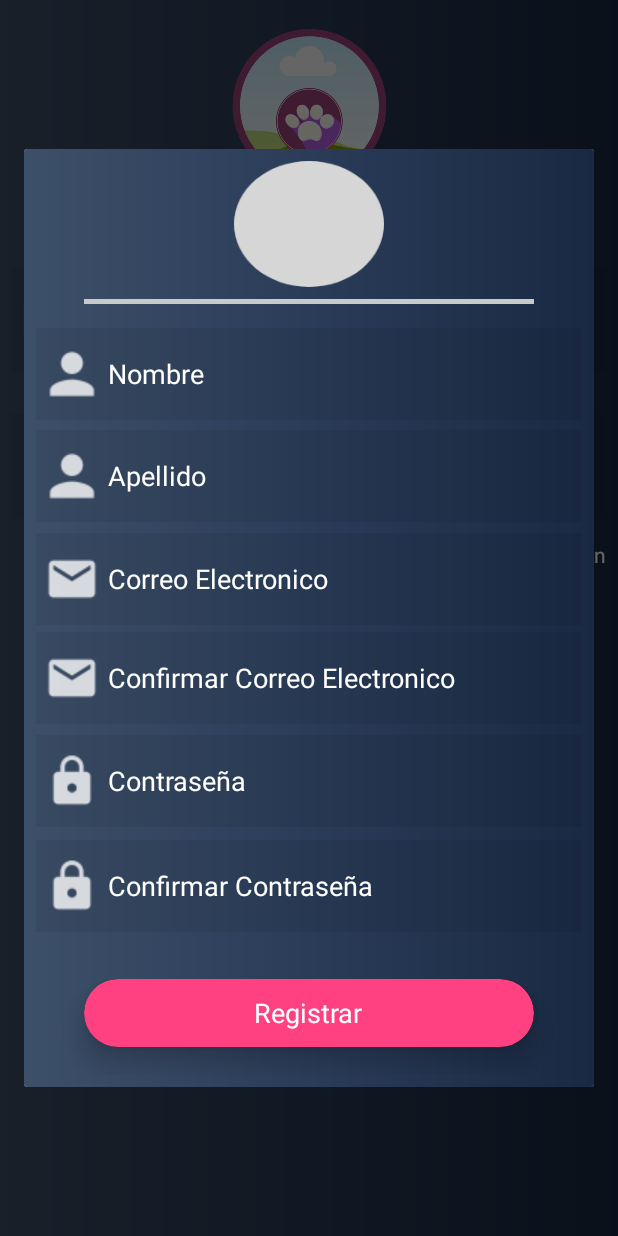
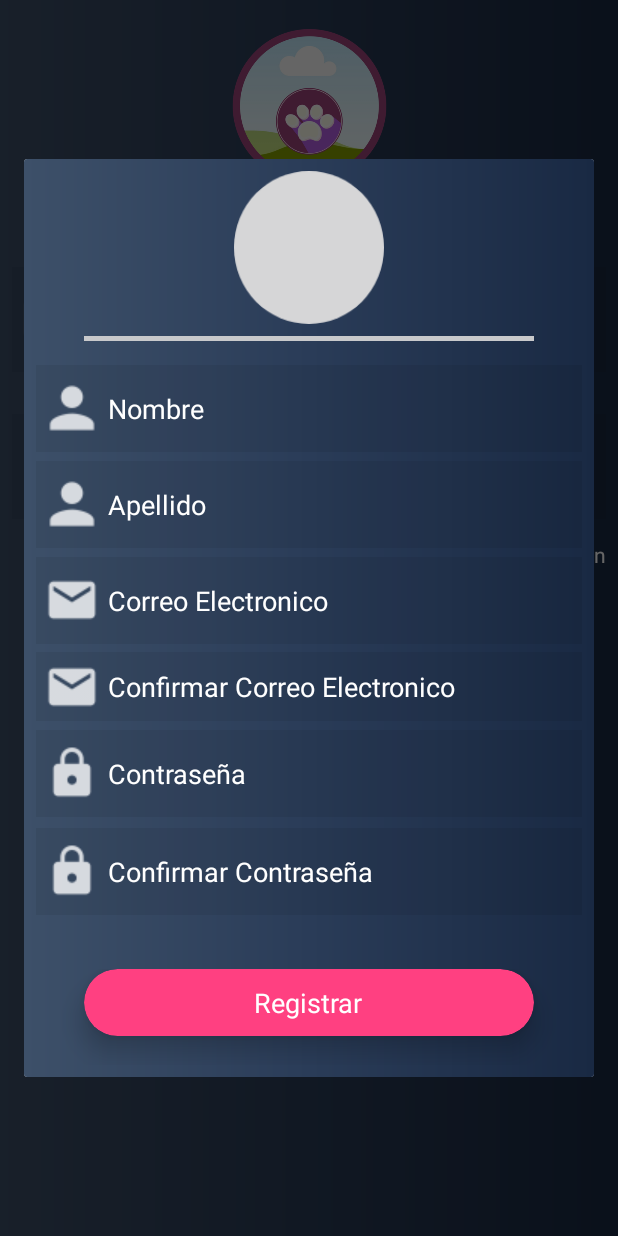
Before and after one commit to renzomolina/WIMP, an Android app: the screen it shows after launch (LoginActivity), after a tap on "Registrarse", on a phone screen of 412 x 824 dp. Run offline under Robolectric (Android 15) with nearby library versions, the phone set to English and light mode, and no system bars; our stand-ins replace Firebase (no records; nobody signed in at launch, a user with empty details on screens opened directly); libraries missing offline, so code that uses them is left out: com.facebook, com.facebook.login; plain views replace LoginButton; 4 statements that could not run were skipped.

```diff
--- a/app/src/main/java/actividades/Comentario.java
+++ b/app/src/main/java/Modelo/Comentario.java
@@ -1,4 +1,4 @@
-package actividades;
+package Modelo;
 
 import android.widget.ImageView;
 
--- a/app/src/main/java/actividades/Publicidad.java
+++ b/app/src/main/java/Modelo/Publicidad.java
@@ -1,4 +1,4 @@
-package actividades;
+package Modelo;
 
 /**
  * Created by dafunes on 12/10/2018.
--- a/app/src/main/java/actividades/SplashScreenActivity.java
+++ b/app/src/main/java/actividades/SplashScreenActivity.java
@@ -1,6 +1,7 @@
 package actividades;
 
 import android.content.Intent;
+import android.content.pm.ActivityInfo;
 import android.os.Bundle;
 import android.os.Handler;
 import android.support.v7.app.AppCompatActivity;
@@ -16,6 +17,7 @@ public class SplashScreenActivity extends AppCompatActivity {
     protected void onCreate(Bundle savedInstanceState) {
         super.onCreate(savedInstanceState);
         setContentView(R.layout.activity_splash_screen);
+        setRequestedOrientation(ActivityInfo.SCREEN_ORIENTATION_PORTRAIT);
 
         RelativeLayout Splash = findViewById(R.id.Splash);
         //crearAccesoDirectoAlInstalar(this);
--- a/app/src/main/java/actividades/AdaptadorPublicidades.java
+++ b/app/src/main/java/adaptadores/AdaptadorPublicidades.java
@@ -1,4 +1,4 @@
-package actividades;
+package adaptadores;
 
 import android.support.v7.widget.RecyclerView;
 import android.view.LayoutInflater;
@@ -8,6 +8,8 @@ import android.widget.ImageView;
 import android.widget.TextView;
 import com.whereismypet.whereismypet.R;
 import java.util.ArrayList;
+
+import Modelo.Publicidad;
 
 public class AdaptadorPublicidades extends RecyclerView.Adapter<AdaptadorPublicidades.ViewHolderPublicidades> implements View.OnClickListener{
 
--- a/app/src/main/res/layout/dialog_marcador.xml
+++ b/app/src/main/res/layout/dialog_marcador.xml
@@ -90,7 +90,7 @@
             android:layout_width="41dp"
             android:layout_height="37dp"
             android:visibility="invisible"
-            app:srcCompat="@drawable/corazon_rojo-48"
+            app:srcCompat="@drawable/corazon_rojo"
             tools:ignore="MissingConstraints"
             tools:layout_editor_absoluteX="16dp"
             tools:layout_editor_absoluteY="16dp" />
--- a/app/src/main/res/layout/dialog_registro.xml
+++ b/app/src/main/res/layout/dialog_registro.xml
@@ -24,7 +24,7 @@
     <ImageView
         android:id="@+id/imgPerfilDBRegistro"
         android:layout_width="100dp"
-        android:layout_height="84dp"
+        android:layout_height="102dp"
         android:layout_alignParentBottom="true"
         android:layout_centerHorizontal="true"
         android:layout_gravity="center"
@@ -43,7 +43,7 @@
 
         android:id="@+id/DatosPersonales"
         android:layout_width="match_parent"
-        android:layout_height="437dp"
+        android:layout_height="406dp"
         android:layout_alignTop="@+id/divider_config2"
         android:layout_alignParentStart="true"
         android:layout_marginStart="8dp"
@@ -56,7 +56,7 @@
         <EditText
             android:id="@+id/nombreRegistro"
             android:layout_width="match_parent"
-            android:layout_height="61dp"
+            android:layout_height="58dp"
             android:layout_alignParentTop="true"
             android:layout_marginTop="11dp"
             android:background="#11000000"
@@ -72,10 +72,10 @@
         <EditText
             android:id="@+id/apellidoRegistro"
             android:layout_width="match_parent"
-            android:layout_height="61dp"
+            android:layout_height="58dp"
 
             android:layout_alignParentTop="true"
-            android:layout_marginTop="79dp"
+            android:layout_marginTop="75dp"
             android:background="#11000000"
             android:drawableStart="@drawable/ic_action_user"
             android:ems="10"
@@ -89,10 +89,10 @@
         <EditText
             android:id="@+id/emailRegistro"
             android:layout_width="match_parent"
-            android:layout_height="61dp"
+            android:layout_height="58dp"
 
             android:layout_alignParentTop="true"
-            android:layout_marginTop="148dp"
+            android:layout_marginTop="139dp"
             android:background="#11000000"
             android:drawableStart="@drawable/ic_action_mail"
             android:ems="10"
@@ -106,10 +106,12 @@
         <EditText
             android:id="@+id/confirmar_emailRegistro"
             android:layout_width="match_parent"
-            android:layout_height="61dp"
+            android:layout_height="58dp"
 
+            android:layout_below="@+id/emailRegistro"
             android:layout_alignParentBottom="true"
-            android:layout_marginBottom="162dp"
+            android:layout_marginTop="5dp"
+            android:layout_marginBottom="157dp"
             android:background="#11000000"
             android:drawableStart="@drawable/ic_action_mail"
             android:ems="10"
@@ -123,7 +125,7 @@
         <EditText
             android:id="@+id/passRegistro"
             android:layout_width="match_parent"
-            android:layout_height="61dp"
+            android:layout_height="58dp"
             android:layout_alignParentBottom="true"
             android:layout_marginBottom="93dp"
             android:background="#11000000"
@@ -138,9 +140,9 @@
         <EditText
             android:id="@+id/confirmpassRegistro"
             android:layout_width="match_parent"
-            android:layout_height="61dp"
+            android:layout_height="58dp"
             android:layout_alignParentBottom="true"
-            android:layout_marginBottom="23dp"
+            android:layout_marginBottom="28dp"
             android:background="#11000000"
             android:drawableStart="@drawable/ic_action_pass"
             android:ems="10"
@@ -177,7 +179,9 @@
             android:layout_width="300dp"
             android:layout_height="45dp"
             android:layout_alignParentTop="true"
+            android:layout_alignParentBottom="true"
             android:layout_marginTop="0dp"
+            android:layout_marginBottom="19dp"
             app:cardBackgroundColor="@color/colorAccent"
             app:cardCornerRadius="25dp"
             app:cardElevation="10dp"
--- a/app/src/main/res/layout/item_list.xml
+++ b/app/src/main/res/layout/item_list.xml
@@ -21,7 +21,7 @@
 
         app:layout_constraintBottom_toBottomOf="parent"
         app:layout_constraintEnd_toEndOf="parent"
-        app:layout_constraintStart_toEndOf="@+id/ivImagenComenrarioUser"
+
         app:layout_constraintTop_toTopOf="parent">
 
 
@@ -61,7 +61,7 @@
         android:layout_marginStart="8dp"
         android:layout_marginTop="8dp"
         android:layout_marginBottom="8dp"
-        android:contentDescription="@string/imagencomenrariouser"
+
         app:layout_constraintBottom_toBottomOf="parent"
         app:layout_constraintStart_toStartOf="parent"
         app:layout_constraintTop_toTopOf="parent"
```
Also changed, not shown: app/src/main/java/actividades/LoginActivity.java (+33 -15 lines), app/src/main/java/actividades/MainActivity.java (+12 -11 lines), app/src/main/java/adaptadores/AdaptadorComentarios.java (renamed from app/src/main/java/actividades/AdaptadorComentarios.java, +10 -1 lines), app/src/main/java/finalClass/GeneralMethod.java (+112 -3 lines), app/src/main/res/values/strings.xml (+16 -0 lines), app/src/main/res/drawable/corazon_rojo.png (renamed from app/src/main/res/drawable/corazon_rojo-48.png).
